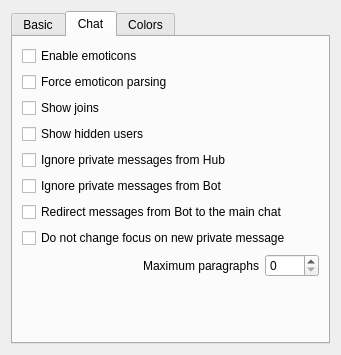
The window that eiskaltdcpp/ui/UISettingsGUI.ui (eiskaltdcpp/eiskaltdcpp) describes before a commit, drawn with Qt 5.
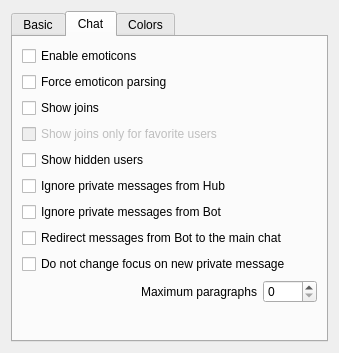
The same window after the commit. The open tabs and pages were chosen to show the change.

Patch:
```diff
--- a/eiskaltdcpp/ui/UISettingsGUI.ui
+++ b/eiskaltdcpp/ui/UISettingsGUI.ui
@@ -6,8 +6,8 @@
    <rect>
     <x>0</x>
     <y>0</y>
-    <width>341</width>
-    <height>355</height>
+    <width>339</width>
+    <height>353</height>
    </rect>
   </property>
   <property name="windowTitle">
@@ -174,6 +174,16 @@
          </property>
         </widget>
        </item>
+       <item>
+        <widget class="QCheckBox" name="checkBox_JOINSFAV">
+         <property name="enabled">
+          <bool>false</bool>
+         </property>
+         <property name="text">
+          <string>Show joins only for favorite users</string>
+         </property>
+        </widget>
+       </item>
        <item>
         <widget class="QCheckBox" name="checkBox_CHATHIDDEN">
          <property name="text">
```
Left out of the diff: 19 changed lines with no effect on the pictures.
